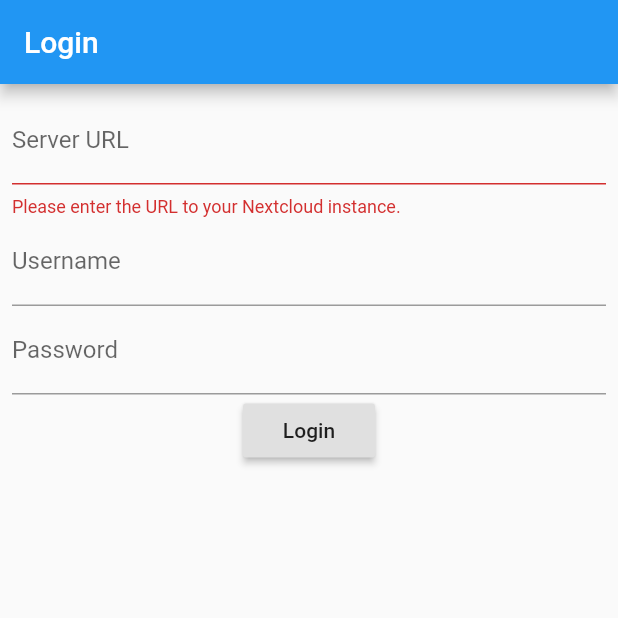
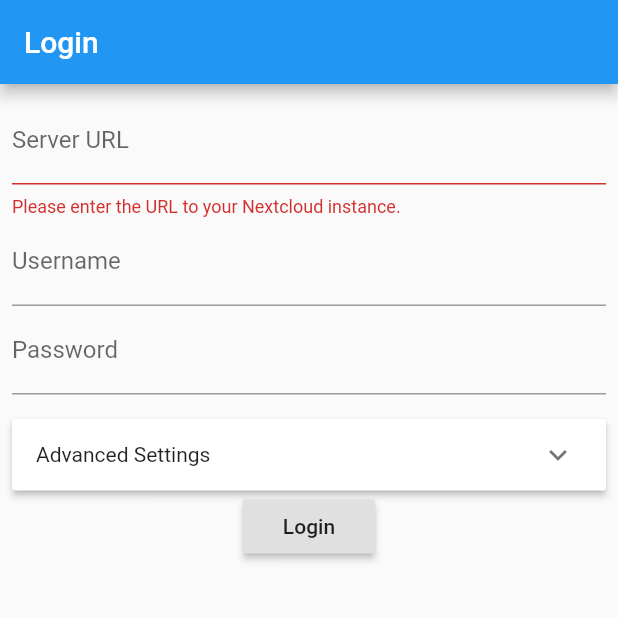
Before and after one commit to Teifun2/nextcloud-cookbook-flutter, a Flutter app: the screen it shows after launch, after a tap on "Login", on a phone screen of 412 x 824 dp, the top half of it. Run offline on Flutter 3.47's test engine with Material 2 defaults, Android fonts, the phone set to English and light mode, and no system bars; our stand-ins replace bloc, cached_network_image, dio, equatable, flutter_bloc, flutter_secure_storage and 3 more; missing offline and left inert: flappy_search_bar, punycode.

Commit message:
Added Advanced Login Settings

```diff
--- a/lib/src/blocs/login/login_bloc.dart
+++ b/lib/src/blocs/login/login_bloc.dart
@@ -3,6 +3,7 @@
 import 'package:bloc/bloc.dart';
 import 'package:meta/meta.dart';
 import 'package:nextcloud_cookbook_flutter/src/blocs/authentication/authentication.dart';
+import 'package:nextcloud_cookbook_flutter/src/models/app_authentication.dart';
 
 import '../../services/user_repository.dart';
 import 'login.dart';
@@ -23,11 +24,21 @@
       yield LoginLoading();
 
       try {
-        final appAuthentication = await userRepository.authenticate(
-          event.serverURL,
-          event.username,
-          event.originalBasicAuth,
-        );
+        AppAuthentication appAuthentication;
+
+        if (event.isAppPassword) {
+          appAuthentication = await userRepository.authenticateAppPassword(
+            event.serverURL,
+            event.username,
+            event.originalBasicAuth,
+          );
+        } else {
+          appAuthentication = await userRepository.authenticate(
+            event.serverURL,
+            event.username,
+            event.originalBasicAuth,
+          );
+        }
 
         authenticationBloc.add(LoggedIn(appAuthentication: appAuthentication));
         yield LoginInitial();
--- a/lib/src/blocs/login/login_event.dart
+++ b/lib/src/blocs/login/login_event.dart
@@ -12,16 +12,19 @@
   final String serverURL;
   final String username;
   final String originalBasicAuth;
+  final bool isAppPassword;
 
-  const LoginButtonPressed(
-      {@required this.serverURL,
-      @required this.username,
-      @required this.originalBasicAuth});
+  const LoginButtonPressed({
+    @required this.serverURL,
+    @required this.username,
+    @required this.originalBasicAuth,
+    @required this.isAppPassword,
+  });
 
   @override
-  List<Object> get props => [serverURL, username];
+  List<Object> get props => [serverURL, username, isAppPassword];
 
   @override
   String toString() =>
-      'LoginButtonPressed {serverURL: $serverURL, username: $username}';
+      'LoginButtonPressed {serverURL: $serverURL, username: $username, isAppPassword: $isAppPassword}';
 }
--- a/lib/src/screens/form/login_form.dart
+++ b/lib/src/screens/form/login_form.dart
@@ -5,8 +5,9 @@
 import 'package:flutter_bloc/flutter_bloc.dart';
 import 'package:flutter_spinkit/flutter_spinkit.dart';
 import 'package:flutter_translate/flutter_translate.dart';
+import 'package:nextcloud_cookbook_flutter/src/services/user_repository.dart';
+import 'package:nextcloud_cookbook_flutter/src/widget/checkbox_form_field.dart';
 import 'package:punycode/punycode.dart';
-import 'package:nextcloud_cookbook_flutter/src/services/user_repository.dart';
 
 import '../../blocs/login/login.dart';
 
@@ -19,6 +20,8 @@
   final _serverUrl = TextEditingController();
   final _username = TextEditingController();
   final _password = TextEditingController();
+  bool advancedSettingsExpanded = false;
+  bool advancedIsAppPassword = false;
   // Create a global key that uniquely identifies the Form widget
   // and allows validation of the form.
   //
@@ -54,6 +57,8 @@
     };
 
     _onLoginButtonPressed() {
+      _formKey.currentState.save();
+
       if (_formKey.currentState.validate()) {
         String serverUrl = _punyEncodeUrl(_serverUrl.text);
         String username = _username.text.trim();
@@ -69,6 +74,7 @@
             serverURL: serverUrl,
             username: username,
             originalBasicAuth: originalBasicAuth,
+            isAppPassword: advancedIsAppPassword,
           ),
         );
       }
@@ -87,7 +93,8 @@
       },
       child: BlocBuilder<LoginBloc, LoginState>(
         builder: (context, state) {
-          return Padding(
+          return SingleChildScrollView(
+            child: Padding(
               padding: const EdgeInsets.all(8.0),
               child: Form(
                 // Build a Form widget using the _formKey created above.
@@ -106,10 +113,12 @@
                         }
                         var urlPattern =
                             r"^(?:http(s)?:\/\/)?[\w.-]+(?:\.[\w\.-]+)+[\w\-\._~:/?#[\]@!\$&'\(\)\*\+,;=.]+$";
-                      bool _match = new RegExp(urlPattern, caseSensitive: false)
+                        bool _match =
+                            new RegExp(urlPattern, caseSensitive: false)
                                 .hasMatch(_punyEncodeUrl(value));
                         if (!_match) {
-                        return translate('login.server_url.validator.pattern');
+                          return translate(
+                              'login.server_url.validator.pattern');
                         }
                         return null;
                       },
@@ -135,6 +144,42 @@
                       },
                       textInputAction: TextInputAction.done,
                     ),
+                    Padding(
+                      padding: const EdgeInsets.only(top: 16.0),
+                      child: ExpansionPanelList(
+                        expandedHeaderPadding: const EdgeInsets.all(0),
+                        expansionCallback: (int index, bool isExpanded) {
+                          setState(() {
+                            advancedSettingsExpanded = !isExpanded;
+                          });
+                        },
+                        children: [
+                          ExpansionPanel(
+                            isExpanded: advancedSettingsExpanded,
+                            body: CheckboxFormField(
+                              initialValue: advancedIsAppPassword,
+                              onSaved: (bool checked) => {
+                                setState(() {
+                                  advancedIsAppPassword = checked;
+                                })
+                              },
+                              title: Text(
+                                  'Use self generated AppPassword.\n(Used for accounts with 2FA)'),
+                            ),
+                            headerBuilder:
+                                (BuildContext context, bool isExpanded) {
+                              return Align(
+                                alignment: Alignment.centerLeft,
+                                child: Padding(
+                                  padding: const EdgeInsets.only(left: 16.0),
+                                  child: Text("Advanced Settings"),
+                                ),
+                              );
+                            },
+                          )
+                        ],
+                      ),
+                    ),
                     RaisedButton(
                       onPressed:
                           state is! LoginLoading ? _onLoginButtonPressed : null,
@@ -146,6 +191,7 @@
                           : null,
                     ),
                   ],
+                ),
               ),
             ),
           );
--- a/lib/src/widget/category_card.dart
+++ b/lib/src/widget/category_card.dart
@@ -1,4 +1,3 @@
-import 'package:flutter/cupertino.dart';
 import 'package:flutter/material.dart';
 import 'package:nextcloud_cookbook_flutter/src/models/category.dart';
 import 'package:nextcloud_cookbook_flutter/src/widget/authentication_cached_network_image.dart';
```
Lines whose indentation alone changed are shown as unchanged.
